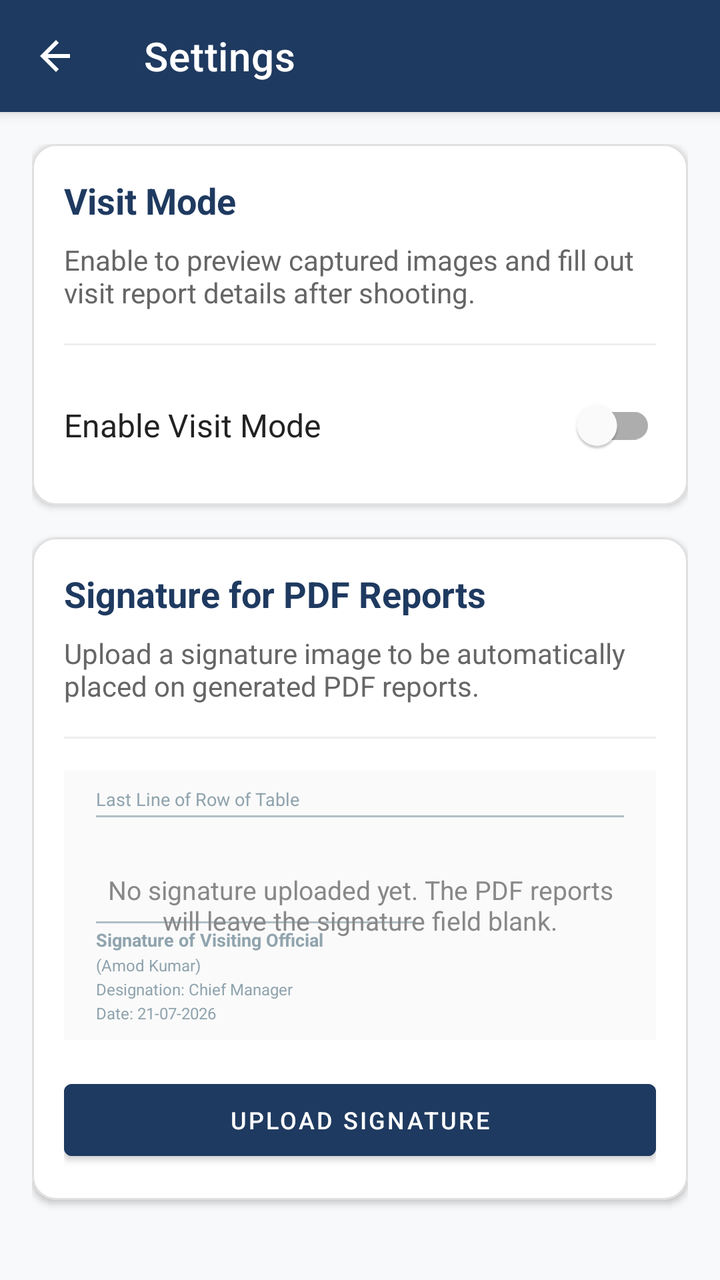
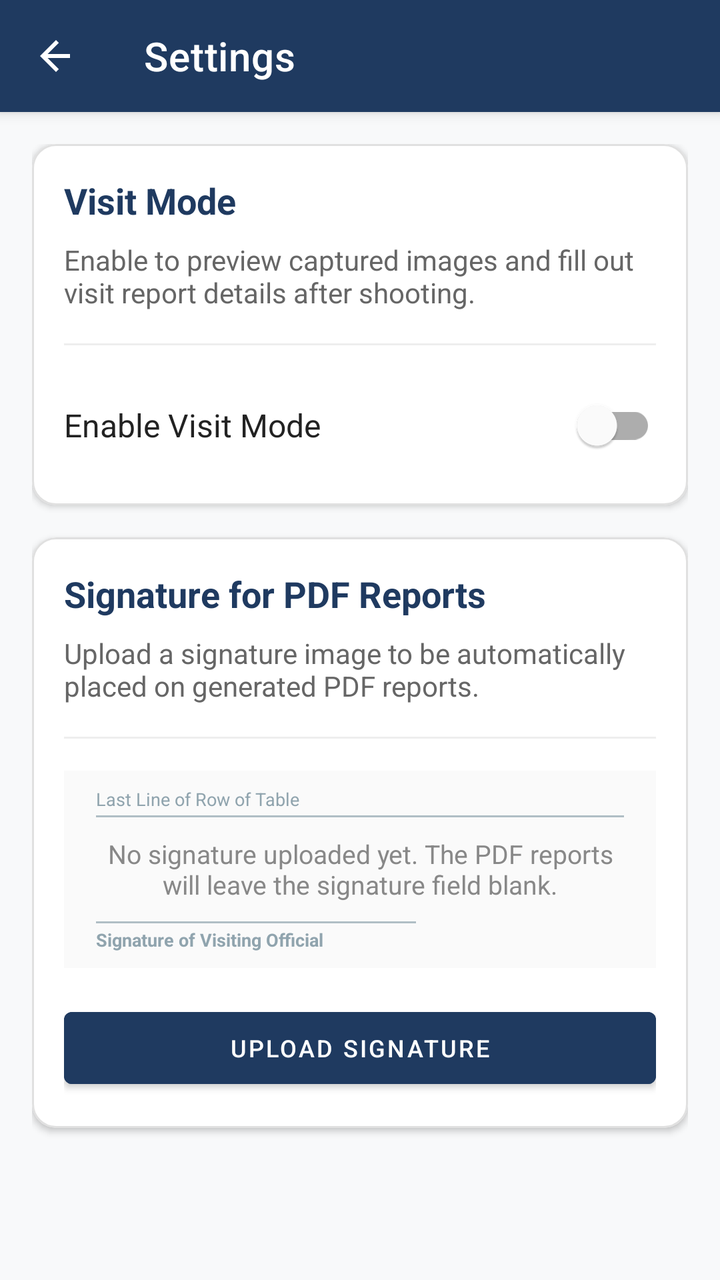

An Android layout rendered at two revisions. The XML below is the earlier revision; the diff shows what the commit changed to produce the second picture.
<!-- AndroidManifest.xml: application theme Theme.MaterialComponents.Light.NoActionBar -->
<!-- res/layout/activity_settings.xml -->
<?xml version="1.0" encoding="utf-8"?>
<androidx.coordinatorlayout.widget.CoordinatorLayout xmlns:android="http://schemas.android.com/apk/res/android"
    xmlns:app="http://schemas.android.com/apk/res-auto"
    xmlns:tools="http://schemas.android.com/tools"
    android:layout_width="match_parent"
    android:layout_height="match_parent"
    android:background="#F8F9FA">

    
    <com.google.android.material.appbar.AppBarLayout
        android:layout_width="match_parent"
        android:layout_height="wrap_content"
        android:theme="@style/ThemeOverlay.MaterialComponents.Dark.ActionBar">

        <com.google.android.material.appbar.MaterialToolbar
            android:id="@+id/settingsToolbar"
            android:layout_width="match_parent"
            android:layout_height="?attr/actionBarSize"
            android:background="#1F3A60"
            app:title="@string/settings"
            app:titleTextColor="@color/white"
            app:navigationIcon="@drawable/ic_back_white" />

    </com.google.android.material.appbar.AppBarLayout>

    
    <androidx.core.widget.NestedScrollView
        android:layout_width="match_parent"
        android:layout_height="match_parent"
        app:layout_behavior="@string/appbar_scrolling_view_behavior">

        <LinearLayout
            android:layout_width="match_parent"
            android:layout_height="wrap_content"
            android:orientation="vertical"
            android:padding="16dp">

            
            <com.google.android.material.card.MaterialCardView
                android:layout_width="match_parent"
                android:layout_height="wrap_content"
                android:layout_marginBottom="16dp"
                app:cardCornerRadius="12dp"
                app:cardElevation="2dp"
                app:cardBackgroundColor="@color/white"
                app:strokeColor="#E0E0E0"
                app:strokeWidth="1dp">

                <LinearLayout
                    android:layout_width="match_parent"
                    android:layout_height="wrap_content"
                    android:orientation="vertical"
                    android:padding="16dp">

                    <TextView
                        android:layout_width="match_parent"
                        android:layout_height="wrap_content"
                        android:text="@string/visit_mode"
                        android:textColor="#1F3A60"
                        android:textSize="18sp"
                        android:textStyle="bold"
                        android:layout_marginBottom="8dp" />

                    <TextView
                        android:layout_width="match_parent"
                        android:layout_height="wrap_content"
                        android:text="@string/visit_mode_description"
                        android:textColor="#666666"
                        android:textSize="14sp"
                        android:layout_marginBottom="16dp" />

                    <View
                        android:layout_width="match_parent"
                        android:layout_height="1dp"
                        android:background="#EEEEEE"
                        android:layout_marginBottom="16dp" />

                    <com.google.android.material.switchmaterial.SwitchMaterial
                        android:id="@+id/visitModeSwitch"
                        android:layout_width="match_parent"
                        android:layout_height="wrap_content"
                        android:text="Enable Visit Mode"
                        android:textColor="#222222"
                        android:textSize="16sp" />

                    <View
                        android:id="@+id/visitModeDivider"
                        android:layout_width="match_parent"
                        android:layout_height="1dp"
                        android:background="#EEEEEE"
                        android:layout_marginTop="16dp"
                        android:layout_marginBottom="16dp"
                        android:visibility="gone"
                        tools:visibility="visible" />

                    <com.google.android.material.switchmaterial.SwitchMaterial
                        android:id="@+id/signatureRequiredSwitch"
                        android:layout_width="match_parent"
                        android:layout_height="wrap_content"
                        android:text="Signature Required"
                        android:textColor="#222222"
                        android:textSize="16sp"
                        android:visibility="gone"
                        tools:visibility="visible" />

                </LinearLayout>

            </com.google.android.material.card.MaterialCardView>

            
            <com.google.android.material.card.MaterialCardView
                android:id="@+id/signatureSettingsCard"
                android:layout_width="match_parent"
                android:layout_height="wrap_content"
                android:layout_marginBottom="24dp"
                app:cardCornerRadius="12dp"
                app:cardElevation="2dp"
                app:cardBackgroundColor="@color/white"
                app:strokeColor="#E0E0E0"
                app:strokeWidth="1dp">

                <LinearLayout
                    android:layout_width="match_parent"
                    android:layout_height="wrap_content"
                    android:orientation="vertical"
                    android:padding="16dp">

                    <TextView
                        android:layout_width="match_parent"
                        android:layout_height="wrap_content"
                        android:text="@string/signature_section_title"
                        android:textColor="#1F3A60"
                        android:textSize="18sp"
                        android:textStyle="bold"
                        android:layout_marginBottom="8dp" />

                    <TextView
                        android:layout_width="match_parent"
                        android:layout_height="wrap_content"
                        android:text="@string/signature_description"
                        android:textColor="#666666"
                        android:textSize="14sp"
                        android:layout_marginBottom="16dp" />

                    <View
                        android:layout_width="match_parent"
                        android:layout_height="1dp"
                        android:background="#EEEEEE"
                        android:layout_marginBottom="16dp" />

                    
                    <FrameLayout
                        android:id="@+id/signaturePreviewFrame"
                        android:layout_width="match_parent"
                        android:layout_height="wrap_content"
                        android:background="#FAFAFA"
                        android:clipChildren="false"
                        android:clipToPadding="false"
                        android:layout_marginBottom="16dp">

                        
                        <LinearLayout
                            android:id="@+id/signaturePreviewContentArea"
                            android:layout_width="match_parent"
                            android:layout_height="wrap_content"
                            android:orientation="vertical"
                            android:layout_marginStart="16dp"
                            android:layout_marginEnd="16dp"
                            android:layout_marginTop="8dp"
                            android:layout_marginBottom="8dp"
                            android:clipChildren="false"
                            android:clipToPadding="false">

                            
                            <LinearLayout
                                android:id="@+id/sigPreviewTableLine"
                                android:layout_width="match_parent"
                                android:layout_height="wrap_content"
                                android:orientation="vertical">
                                
                                <TextView
                                    android:layout_width="wrap_content"
                                    android:layout_height="wrap_content"
                                    android:text="Last Line of Row of Table"
                                    android:textColor="#90A4AE"
                                    android:textSize="9sp"
                                    android:layout_marginBottom="2dp" />

                                <View
                                    android:layout_width="match_parent"
                                    android:layout_height="1dp"
                                    android:background="#B0BEC5" />
                            </LinearLayout>

                            
                            <FrameLayout
                                android:id="@+id/sigPreviewFloatArea"
                                android:layout_width="match_parent"
                                android:layout_height="50dp"
                                android:clipChildren="false"
                                android:clipToPadding="false">

                                
                                
                                <com.google.android.material.card.MaterialCardView
                                    android:id="@+id/signaturePreviewBorderCard"
                                    android:layout_width="120dp"
                                    android:layout_height="40dp"
                                    android:layout_gravity="bottom|start"
                                    android:layout_marginBottom="2dp"
                                    app:cardCornerRadius="2dp"
                                    app:cardElevation="0dp"
                                    app:strokeColor="#1F3A60"
                                    app:strokeWidth="1dp"
                                    app:cardBackgroundColor="#22FFFFFF"
                                    android:visibility="gone"
                                    tools:visibility="visible">

                                    <ImageView
                                        android:id="@+id/signaturePreviewImage"
                                        android:layout_width="match_parent"
                                        android:layout_height="match_parent"
                                        android:padding="2dp"
                                        android:scaleType="fitXY" />

                                </com.google.android.material.card.MaterialCardView>

                            </FrameLayout>

                            
                            <LinearLayout
                                android:id="@+id/sigPreviewSignatureLine"
                                android:layout_width="match_parent"
                                android:layout_height="wrap_content"
                                android:orientation="vertical"
                                android:gravity="start">

                                <View
                                    android:id="@+id/sigPreviewLineView"
                                    android:layout_width="160dp"
                                    android:layout_height="1dp"
                                    android:background="#B0BEC5"
                                    android:layout_marginTop="2dp" />

                                <TextView
                                    android:id="@+id/sigPreviewLabel"
                                    android:layout_width="wrap_content"
                                    android:layout_height="wrap_content"
                                    android:text="Signature of Visiting Official"
                                    android:textColor="#90A4AE"
                                    android:textStyle="bold"
                                    android:textSize="9sp"
                                    android:layout_marginTop="2dp" />

                                <TextView
                                    android:id="@+id/sigPreviewStaffName"
                                    android:layout_width="wrap_content"
                                    android:layout_height="wrap_content"
                                    android:text="(Amod Kumar)"
                                    android:textColor="#90A4AE"
                                    android:textSize="8sp"
                                    android:layout_marginTop="1dp" />

                                <TextView
                                    android:id="@+id/sigPreviewDesignation"
                                    android:layout_width="wrap_content"
                                    android:layout_height="wrap_content"
                                    android:text="Designation: Chief Manager"
                                    android:textColor="#90A4AE"
                                    android:textSize="8sp"
                                    android:layout_marginTop="1dp" />

                                <TextView
                                    android:id="@+id/sigPreviewDate"
                                    android:layout_width="wrap_content"
                                    android:layout_height="wrap_content"
                                    android:text="Date: 21-07-2026"
                                    android:textColor="#90A4AE"
                                    android:textSize="8sp"
                                    android:layout_marginTop="1dp" />
                            </LinearLayout>

                        </LinearLayout>

                        <TextView
                            android:id="@+id/noSignatureText"
                            android:layout_width="match_parent"
                            android:layout_height="match_parent"
                            android:gravity="center"
                            android:padding="16dp"
                            android:text="@string/no_signature_hint"
                            android:textColor="#888888"
                            android:textSize="13sp" />

                    </FrameLayout>

                    
                    <LinearLayout
                        android:layout_width="match_parent"
                        android:layout_height="wrap_content"
                        android:orientation="horizontal">

                        <com.google.android.material.button.MaterialButton
                            android:id="@+id/btnUploadSignature"
                            android:layout_width="0dp"
                            android:layout_height="wrap_content"
                            android:layout_weight="1"
                            android:text="@string/upload_signature"
                            android:textSize="12sp"
                            android:backgroundTint="#1F3A60"
                            android:textColor="@color/white" />

                        <Space
                            android:id="@+id/btnEditSpace"
                            android:layout_width="8dp"
                            android:layout_height="wrap_content"
                            android:visibility="gone"
                            tools:visibility="visible" />

                        <com.google.android.material.button.MaterialButton
                            android:id="@+id/btnEditSignature"
                            style="@style/Widget.MaterialComponents.Button.OutlinedButton"
                            android:layout_width="0dp"
                            android:layout_height="wrap_content"
                            android:layout_weight="1"
                            android:text="Edit"
                            android:textSize="12sp"
                            android:textColor="#1F3A60"
                            app:strokeColor="#1F3A60"
                            android:visibility="gone"
                            tools:visibility="visible" />

                        <Space
                            android:id="@+id/btnClearSpace"
                            android:layout_width="8dp"
                            android:layout_height="wrap_content"
                            android:visibility="gone"
                            tools:visibility="visible" />

                        <com.google.android.material.button.MaterialButton
                            android:id="@+id/btnClearSignature"
                            style="@style/Widget.MaterialComponents.Button.OutlinedButton"
                            android:layout_width="0dp"
                            android:layout_height="wrap_content"
                            android:layout_weight="1"
                            android:text="Clear"
                            android:textSize="12sp"
                            android:textColor="#D32F2F"
                            app:strokeColor="#D32F2F"
                            android:visibility="gone"
                            tools:visibility="visible" />

                    </LinearLayout>

                    
                    <LinearLayout
                        android:id="@+id/signatureSizeContainer"
                        android:layout_width="match_parent"
                        android:layout_height="wrap_content"
                        android:orientation="vertical"
                        android:layout_marginTop="16dp"
                        android:visibility="gone"
                        tools:visibility="visible">

                        <View
                            android:layout_width="match_parent"
                            android:layout_height="1dp"
                            android:background="#EEEEEE"
                            android:layout_marginBottom="12dp" />

                        <TextView
                            android:layout_width="match_parent"
                            android:layout_height="wrap_content"
                            android:text="PDF Signature Sizing (Dynamic)"
                            android:textStyle="bold"
                            android:textColor="#1F3A60"
                            android:textSize="13sp"
                            android:layout_marginBottom="8dp" />

                        
                        <TextView
                            android:id="@+id/sigWidthLabel"
                            android:layout_width="match_parent"
                            android:layout_height="wrap_content"
                            android:text="Display Width: 120pt"
                            android:textSize="12sp"
                            android:textColor="#555555"
                            android:layout_marginBottom="4dp" />

                        <SeekBar
                            android:id="@+id/sigWidthSeekBar"
                            android:layout_width="match_parent"
                            android:layout_height="wrap_content"
                            android:max="300"
                            android:progress="120"
                            android:paddingStart="12dp"
                            android:paddingEnd="12dp"
                            android:layout_marginBottom="12dp" />

                        
                        <TextView
                            android:id="@+id/sigHeightLabel"
                            android:layout_width="match_parent"
                            android:layout_height="wrap_content"
                            android:text="Display Height: 40pt"
                            android:textSize="12sp"
                            android:textColor="#555555"
                            android:layout_marginBottom="4dp" />

                        <SeekBar
                            android:id="@+id/sigHeightSeekBar"
                            android:layout_width="match_parent"
                            android:layout_height="wrap_content"
                            android:max="150"
                            android:progress="40"
                            android:paddingStart="12dp"
                            android:paddingEnd="12dp"
                            android:layout_marginBottom="12dp" />

                        
                        <TextView
                            android:id="@+id/sigOffsetXLabel"
                            android:layout_width="match_parent"
                            android:layout_height="wrap_content"
                            android:text="Horizontal Shift: 0pt"
                            android:textSize="12sp"
                            android:textColor="#555555"
                            android:layout_marginBottom="4dp" />

                        <SeekBar
                            android:id="@+id/sigOffsetXSeekBar"
                            android:layout_width="match_parent"
                            android:layout_height="wrap_content"
                            android:max="200"
                            android:progress="100"
                            android:paddingStart="12dp"
                            android:paddingEnd="12dp"
                            android:layout_marginBottom="12dp" />

                        
                        <TextView
                            android:id="@+id/sigOffsetYLabel"
                            android:layout_width="match_parent"
                            android:layout_height="wrap_content"
                            android:text="Vertical Shift: 0pt"
                            android:textSize="12sp"
                            android:textColor="#555555"
                            android:layout_marginBottom="4dp" />

                        <SeekBar
                            android:id="@+id/sigOffsetYSeekBar"
                            android:layout_width="match_parent"
                            android:layout_height="wrap_content"
                            android:max="120"
                            android:progress="60"
                            android:paddingStart="12dp"
                            android:paddingEnd="12dp"
                            android:layout_marginBottom="12dp" />

                        
                        <TextView
                            android:id="@+id/sigRotationLabel"
                            android:layout_width="match_parent"
                            android:layout_height="wrap_content"
                            android:text="Curve/Slant Rotation: 0°"
                            android:textSize="12sp"
                            android:textColor="#555555"
                            android:layout_marginBottom="4dp" />

                        <SeekBar
                            android:id="@+id/sigRotationSeekBar"
                            android:layout_width="match_parent"
                            android:layout_height="wrap_content"
                            android:max="90"
                            android:progress="45"
                            android:paddingStart="12dp"
                            android:paddingEnd="12dp" />

                    </LinearLayout>

                </LinearLayout>

            </com.google.android.material.card.MaterialCardView>

        </LinearLayout>

    </androidx.core.widget.NestedScrollView>

</androidx.coordinatorlayout.widget.CoordinatorLayout>
<!-- resources referenced by this layout -->
<resources>
  <color name="white">#FFFFFFFF</color>
  <!-- drawable ic_back_white (drawable) -->
  <vector xmlns:android="http://schemas.android.com/apk/res/android"
      android:width="24dp"
      android:height="24dp"
      android:viewportWidth="24"
      android:viewportHeight="24"
      android:tint="@android:color/white">
      <path
          android:fillColor="@android:color/white"
          android:pathData="M19,11H7.83l5.59,-5.59L12,4l-8,8 8,8 1.41,-1.41L7.83,13H19v-2z"/>
  </vector>
  <string name="no_signature_hint">No signature uploaded yet. The PDF reports will leave the signature field blank.</string>
  <string name="settings">Settings</string>
  <string name="signature_description">Upload a signature image to be automatically placed on generated PDF reports.</string>
  <string name="signature_section_title">Signature for PDF Reports</string>
  <string name="upload_signature">Upload Signature</string>
  <string name="visit_mode">Visit Mode</string>
  <string name="visit_mode_description">Enable to preview captured images and fill out visit report details after shooting.</string>
</resources>

<!-- the commit's change to res/layout/activity_settings.xml (unified diff, before → after) -->
@@ -242,7 +242,7 @@
                                     android:background="#B0BEC5"
                                     android:layout_marginTop="2dp" />
 
-                                <TextView
+                                 <TextView
                                     android:id="@+id/sigPreviewLabel"
                                     android:layout_width="wrap_content"
                                     android:layout_height="wrap_content"
@@ -251,33 +251,6 @@
                                     android:textStyle="bold"
                                     android:textSize="9sp"
                                     android:layout_marginTop="2dp" />
-
-                                <TextView
-                                    android:id="@+id/sigPreviewStaffName"
-                                    android:layout_width="wrap_content"
-                                    android:layout_height="wrap_content"
-                                    android:text="(Amod Kumar)"
-                                    android:textColor="#90A4AE"
-                                    android:textSize="8sp"
-                                    android:layout_marginTop="1dp" />
-
-                                <TextView
-                                    android:id="@+id/sigPreviewDesignation"
-                                    android:layout_width="wrap_content"
-                                    android:layout_height="wrap_content"
-                                    android:text="Designation: Chief Manager"
-                                    android:textColor="#90A4AE"
-                                    android:textSize="8sp"
-                                    android:layout_marginTop="1dp" />
-
-                                <TextView
-                                    android:id="@+id/sigPreviewDate"
-                                    android:layout_width="wrap_content"
-                                    android:layout_height="wrap_content"
-                                    android:text="Date: 21-07-2026"
-                                    android:textColor="#90A4AE"
-                                    android:textSize="8sp"
-                                    android:layout_marginTop="1dp" />
                             </LinearLayout>
 
                         </LinearLayout>
@@ -431,8 +404,8 @@
                             android:id="@+id/sigOffsetXSeekBar"
                             android:layout_width="match_parent"
                             android:layout_height="wrap_content"
-                            android:max="200"
-                            android:progress="100"
+                            android:max="500"
+                            android:progress="250"
                             android:paddingStart="12dp"
                             android:paddingEnd="12dp"
                             android:layout_marginBottom="12dp" />
